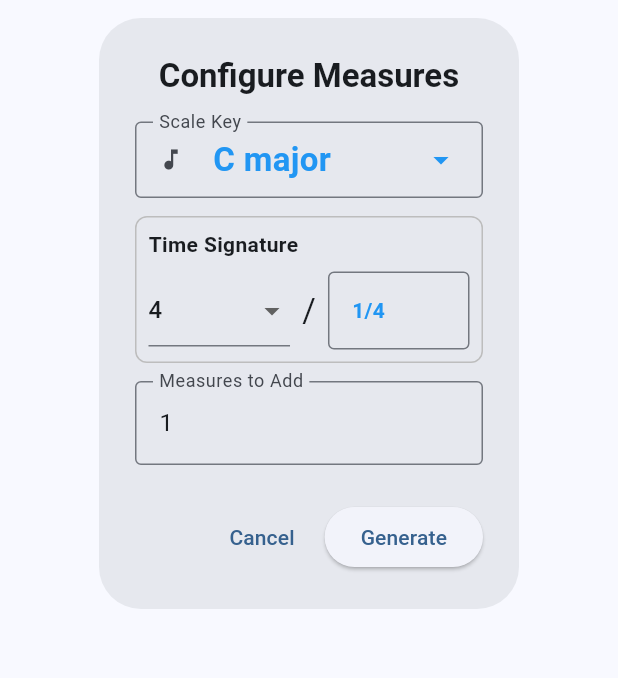
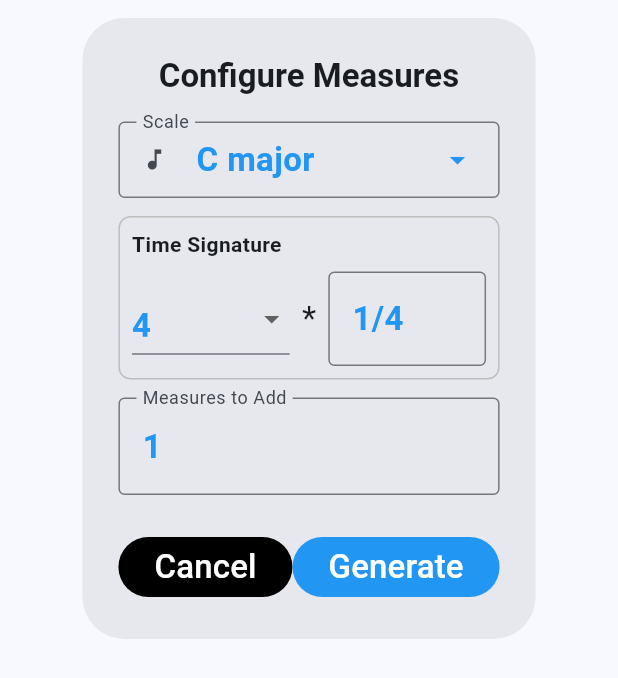
Before and after one commit to shchnad/cellnotation-app-new, a Flutter app: the AppendMeasuresDialog widget shown alone on an empty page, opened directly with empty values, on a phone screen of 412 x 824 dp. Shown: the top 678 px of the screen. Run offline on Flutter 3.47's test engine with Material 3 defaults, Android fonts, the phone set to English and light mode, and no system bars.

Commit message:
dialogs are fixed

```diff
--- a/lib/dialogs/append_measures_dialog.dart
+++ b/lib/dialogs/append_measures_dialog.dart
@@ -142,17 +142,17 @@ class _AppendMeasuresDialogState
               mainAxisSize: MainAxisSize.min,
               children: [
                 _buildSelectionField(
-                  label: 'Scale Key',
+                  label: 'Scale',
                   valueText: scaleDisplayLabel,
                   icon: Icons.music_note,
                   onTap: (){
                     noteValuesDialog<String>(
                       context: context,
-                      title:'Select Scale Key',
+                      title:'Select Scale',
                       currentValue: _selectedScale,
                       values: widget.controller.availableScales,
                       labelBuilder:(scale)=>scale,
-                      numberOfColumns: 2,
+                      numberOfColumns: 4,
                       onSelected: (scale){
                         setState((){
                           _selectedScale = scale;
@@ -179,8 +179,7 @@ class _AppendMeasuresDialogState
                       const Text(
                         'Time Signature',
                         style: TextStyle(
-                          fontWeight:
-                          FontWeight.bold,
+                          fontWeight: FontWeight.bold,
                         ),
                       ),
                       const SizedBox(
@@ -196,6 +195,11 @@ class _AppendMeasuresDialogState
                                         value: b,
                                         child: Text(
                                           '$b',
+                                          style: TextStyle(
+                                            fontWeight: FontWeight.bold,
+                                            color: Colors.blue,
+                                            fontSize: 22,
+                                          ),
                                         ),
                                       )
                               )
@@ -212,7 +216,7 @@ class _AppendMeasuresDialogState
                                 horizontal: 8
                             ),
                             child: Text(
-                              '/',
+                              '*',
                               style: TextStyle(
                                   fontSize: 22
                               ),
@@ -243,8 +247,9 @@ class _AppendMeasuresDialogState
                                 child: Text(
                                   _selectedBeatUnit.label,
                                   style: const TextStyle(
+                                    fontWeight: FontWeight.bold,
                                     color: Colors.blue,
-                                    fontWeight: FontWeight.bold,
+                                    fontSize: 22,
                                   ),
                                 ),
                               ),
@@ -260,6 +265,11 @@ class _AppendMeasuresDialogState
                 ),
                 TextFormField(
                   controller: _measuresController,
+                  style: TextStyle(
+                    fontWeight: FontWeight.bold,
+                    color: Colors.blue,
+                    fontSize: 22,
+                  ),
                   keyboardType: TextInputType.number,
                   decoration: const InputDecoration(
                     labelText: 'Measures to Add',
@@ -278,14 +288,28 @@ class _AppendMeasuresDialogState
           ),
         ),
         actions: [
-          TextButton(
+          Row(
+            children: [
+              ElevatedButton(
+                style: ElevatedButton.styleFrom(
+                  backgroundColor: Colors.black,
+                  foregroundColor: Colors.white,
+                  elevation: 0,
+                ),
                 onPressed:
                     ()=>Navigator.pop(context),
                 child: const Text(
-                'Cancel'
+                    'Cancel',
+                  style: TextStyle(fontSize: 22),
                 ),
               ),
+              const Spacer(),
               ElevatedButton(
+                style: ElevatedButton.styleFrom(
+                  backgroundColor: Colors.blue,
+                  foregroundColor: Colors.white,
+                  elevation: 0,
+                ),
                 onPressed: (){
                   if(!_formKey.currentState!
                       .validate()){
@@ -307,9 +331,13 @@ class _AppendMeasuresDialogState
                   Navigator.pop(context);
                 },
                 child: const Text(
-                'Generate'
+                  'Generate',
+                  style: TextStyle(fontSize: 22),
                 ),
               ),
+            ],
+          ),
+
         ],
       ),
     );
--- a/lib/dialogs/scale_dialog.dart
+++ b/lib/dialogs/scale_dialog.dart
@@ -51,7 +51,7 @@ class _ScaleDialogState extends State<ScaleDialog> {
     final currentMeasureNumber = widget.controller.selectedMeasureIndex + 1;
     return AlertDialog(
       title: Text(
-        'Set Scale for Measure $currentMeasureNumber',
+        'Set Scale $currentMeasureNumber',
         textAlign: TextAlign.center,
         style: const TextStyle(
           fontWeight: FontWeight.bold,
--- a/lib/enums/accidental.dart
+++ b/lib/enums/accidental.dart
@@ -1,8 +1,8 @@
 enum Accidental {
-  sharp('Sharp', '+'),
-  flat('Flat','-'),
-  doubleSharp('Double Sharp', '++'),
-  doubleFlat('Double Flat', '--');
+  sharp('sharp', '+'),
+  flat('flat','-'),
+  doubleSharp('double sharp', '++'),
+  doubleFlat('double flat', '--');
 
   final String label;
   final String sign;
--- a/lib/enums/articulation.dart
+++ b/lib/enums/articulation.dart
@@ -1,11 +1,11 @@
 enum Articulation {
-  staccato('Staccato'),
-  tenuto('Tenuto'),
-  legato('Legato'),
-  marcato('Marcato'),
-  accent('Accent'),
-  sforzando('Sforzando'),
-  fermata('Fermata');
+  staccato('staccato'),
+  tenuto('tenuto'),
+  legato('legato'),
+  marcato('marcato'),
+  accent('accent'),
+  sforzando('sforzando'),
+  fermata('fermata');
 
   final String label;
   const Articulation(this.label);
--- a/lib/enums/ornament.dart
+++ b/lib/enums/ornament.dart
@@ -1,13 +1,13 @@
 enum Ornament {
-  mordent('Mordent'),
-  invertedMordent('Inverted Mordent'),
-  turn('Turn'),
-  invertedTurn('Inverted Turn'),
-  trill('Trill'),
-  tremolo('Tremolo'),
-  tuplet3('Tuplet 3'),
-  tupletFive('Tuplet 5'),
-  graceNote('Grace Note');
+  mordent('mordent'),
+  invertedMordent('inverted mordent'),
+  turn('turn'),
+  invertedTurn('inverted turn'),
+  trill('trill'),
+  tremolo('tremolo'),
+  tuplet3('tuplet 3'),
+  tupletFive('tuplet 5'),
+  graceNote('grace note');
 
   final String label;
   const Ornament(this.label);
--- a/lib/enums/playing_technique.dart
+++ b/lib/enums/playing_technique.dart
@@ -1,12 +1,12 @@
 enum PlayingTechnique {
-  pizzicato('Pizzicato', 'pz'),
-  arco('Arco', 'ar'),
-  spiccato('Spiccato', 'sp'),
-  ricochet('Ricochet', 'rc'),
-  vibrato('Vibrato', 'vb'),
-  flageolet('Flageolet', 'fl'),
-  slapping('Slapping', 'sl'),
-  portamento('Portamento', 'pt');
+  pizzicato('pizzicato', 'pz'),
+  arco('arco', 'ar'),
+  spiccato('spiccato', 'sp'),
+  ricochet('ricochet', 'rc'),
+  vibrato('vibrato', 'vb'),
+  flageolet('flageolet', 'fl'),
+  slapping('slapping', 'sl'),
+  portamento('portamento', 'pt');
 
   final String label;
   final String abbreviation;
```
Also changed, not shown: lib/controllers/composition_controller.dart (+33 -0 lines), lib/dialogs/note_dialog.dart (+117 -116 lines), lib/dialogs/note_values_dialog.dart (+17 -34 lines), lib/enums/instrument.dart (+20 -20 lines), lib/enums/music_style.dart (+16 -16 lines). Lines whose indentation alone changed are shown as unchanged.
